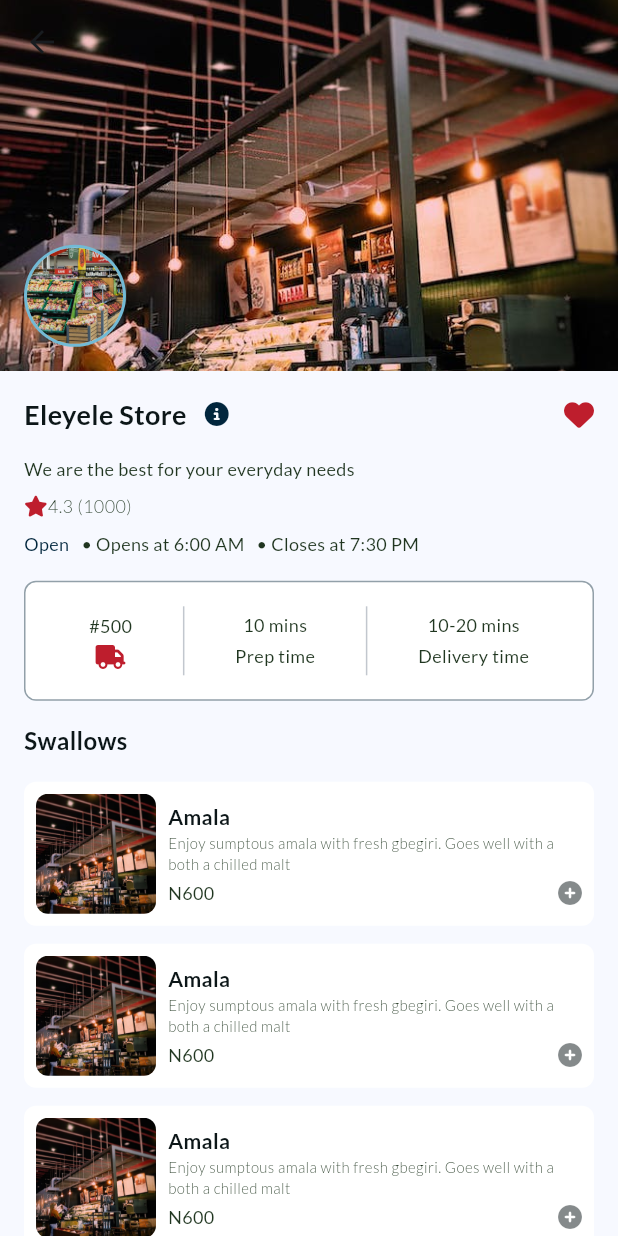
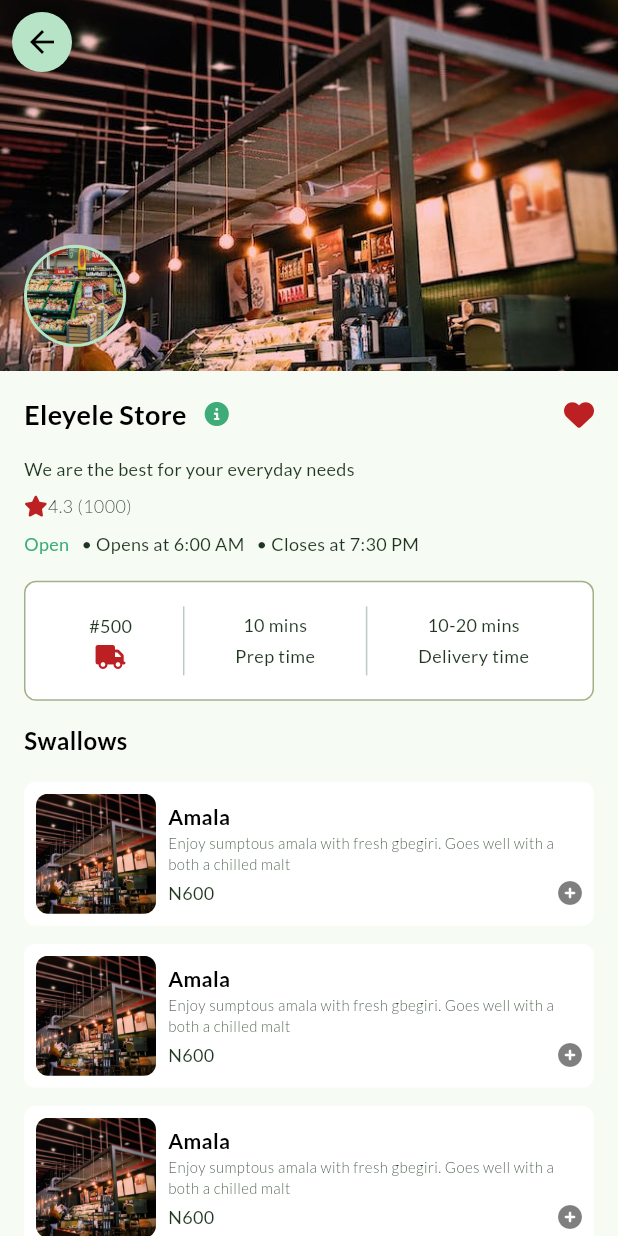
Before and after one commit to brosKunmi/fresh_life, a Flutter app: the HomePage screen opened directly, after a tap on "Eleyele Store", on a phone screen of 412 x 824 dp. Run offline on Flutter 3.47's test engine with Material 3 defaults, Android fonts, the phone set to English and light mode, and no system bars; our stand-ins replace carousel_slider, flutter_form_builder, flutter_svg, font_awesome_flutter, form_builder_validators, google_fonts; project files that could hold a hidden picture were left out.

Commit message:
updated since

```diff
--- a/lib/main.dart
+++ b/lib/main.dart
@@ -39,6 +39,7 @@ class MyApp extends StatelessWidget {
           ),
         ),
       ),
+      debugShowCheckedModeBanner: false,
       home: const OnboardingScreen(),
     );
   }
--- a/lib/repo/chat/views/widgets/chat_box.dart
+++ b/lib/repo/chat/views/widgets/chat_box.dart
@@ -46,7 +46,10 @@ class ChatBox extends StatelessWidget {
               isMe
                   ? 'Common, this app is so cool, I needed it like yesterday!'
                   : 'Hello Godwin! How may we help you today?',
-              style: AppConfig.sub().copyWith(fontSize: 12),
+              style: AppConfig.sub().copyWith(
+                fontSize: 12,
+                // color: !isMe ? Colors.white : AppConfig.appBlack,
+              ),
             ),
           ),
         ],
--- a/lib/repo/home/pages/home_view.dart
+++ b/lib/repo/home/pages/home_view.dart
@@ -6,7 +6,7 @@ import 'package:fresh_life/repo/market/views/pages/home_market_view.dart';
 import 'package:fresh_life/repo/transactions/views/pages/cart_checkout_page.dart';
 import 'package:fresh_life/utils/core/app_config.dart';
 import 'package:fresh_life/utils/core/doubles_config.dart';
-import 'package:fresh_life/utils/core/size_config.dart';
+// import 'package:fresh_life/utils/core/size_config.dart';
 
 class HomeView extends StatefulWidget {
   const HomeView({super.key});
@@ -33,17 +33,18 @@ class _HomeViewState extends State<HomeView>
         crossAxisAlignment: CrossAxisAlignment.start,
         children: [
           Padding(
-            padding: kPadding,
+            padding: kPadding.copyWith(bottom: 8, top: 0),
             child: Row(
-              mainAxisAlignment: MainAxisAlignment.spaceBetween,
+              mainAxisAlignment: MainAxisAlignment.end,
               crossAxisAlignment: CrossAxisAlignment.start,
               children: [
-                const HomeUserDeets(),
                 Row(
                   children: [
-                    const FaIcon(
-                      FontAwesomeIcons.bell,
-                      size: 18,
+                    const CircleAvatar(
+                      child: FaIcon(
+                        FontAwesomeIcons.bell,
+                        size: 18,
+                      ),
                     ),
                     const SizedBox(width: kSpacing),
                     GestureDetector(
@@ -52,10 +53,11 @@ class _HomeViewState extends State<HomeView>
                           builder: (_) => const CartCheckoutPage(),
                         ),
                       ),
-                      child: FaIcon(
-                        FontAwesomeIcons.cartShopping,
-                        size: 18,
-                        color: AppConfig.primaryColor,
+                      child: const CircleAvatar(
+                        child: FaIcon(
+                          FontAwesomeIcons.cartShopping,
+                          size: 18,
+                        ),
                       ),
                     ),
                   ],
@@ -63,9 +65,10 @@ class _HomeViewState extends State<HomeView>
               ],
             ),
           ),
-          SizedBox(
-            height: SizeConfig.gap(1, context),
-          ),
+          const HomeUserDeets(),
+          // SizedBox(
+          //   height: SizeConfig.gap(1, context),
+          // ),
           TabBar(
             labelColor: Colors.black,
             labelStyle: AppConfig.body(),
--- a/lib/repo/home/widgets/home_user_deets.dart
+++ b/lib/repo/home/widgets/home_user_deets.dart
@@ -1,8 +1,8 @@
 import 'package:flutter/material.dart';
-import 'package:font_awesome_flutter/font_awesome_flutter.dart';
+// import 'package:font_awesome_flutter/font_awesome_flutter.dart';
 import 'package:fresh_life/utils/core/app_config.dart';
 import 'package:fresh_life/utils/core/doubles_config.dart';
-import 'package:fresh_life/utils/core/size_config.dart';
+// import 'package:fresh_life/utils/core/size_config.dart';
 import 'package:fresh_life/utils/extensions/assets_strings.dart';
 
 class HomeUserDeets extends StatelessWidget {
@@ -12,30 +12,11 @@ class HomeUserDeets extends StatelessWidget {
 
   @override
   Widget build(BuildContext context) {
-    return Column(
+    return Padding(
+      padding: kPadding.copyWith(top: 0),
+      child: Column(
         crossAxisAlignment: CrossAxisAlignment.start,
         children: [
-        Row(
-          children: [
-            FaIcon(
-              FontAwesomeIcons.locationPinLock,
-              size: 14,
-              color: AppConfig.secBlack,
-            ),
-            const SizedBox(width: kHalfSpace),
-            Text(
-              "12, Oluwo Nla, Basorun",
-              style: AppConfig.sub().copyWith(fontSize: 12),
-            ),
-            const SizedBox(width: kHalfSpace / 2),
-            FaIcon(
-              FontAwesomeIcons.chevronDown,
-              size: 12,
-              color: AppConfig.secBlack,
-            ),
-          ],
-        ),
-        SizedBox(height: SizeConfig.gap(4, context)),
           Row(
             crossAxisAlignment: CrossAxisAlignment.start,
             children: [
@@ -50,18 +31,41 @@ class HomeUserDeets extends StatelessWidget {
                 children: [
                   Text(
                     'Hello, Godwin!',
-                  style: AppConfig.sub(),
+                    style: AppConfig.boldTitle().copyWith(fontSize: 16),
                   ),
                   const SizedBox(height: kHalfSpace / 2),
                   Text(
-                  'How may we help you today?',
-                  style: AppConfig.hint(),
+                    'How may we serve you today?',
+                    style: AppConfig.sub().copyWith(fontSize: 12),
                   ),
                 ],
               ),
             ],
           ),
+          // const SizedBox(height: kSpacing),
+          // Row(
+          //   children: [
+          //     FaIcon(
+          //       FontAwesomeIcons.locationPinLock,
+          //       size: 14,
+          //       color: AppConfig.primaryColor,
+          //     ),
+          //     const SizedBox(width: kHalfSpace),
+          //     Text(
+          //       "12, Oluwo Nla, Basorun",
+          //       style: AppConfig.sub().copyWith(fontSize: 12),
+          //     ),
+          //     const SizedBox(width: kHalfSpace / 2),
+          //     FaIcon(
+          //       FontAwesomeIcons.chevronDown,
+          //       size: 12,
+          //       color: AppConfig.secBlack,
+          //     ),
+          //   ],
+          // ),
+          // SizedBox(height: SizeConfig.gap(4, context)),
         ],
+      ),
     );
   }
 }
--- a/lib/repo/market/views/pages/item_desc_page.dart
+++ b/lib/repo/market/views/pages/item_desc_page.dart
@@ -76,9 +76,7 @@ class ItemDescPage extends StatelessWidget {
 }
 
 class ItemSidesTile extends StatelessWidget {
-  const ItemSidesTile({
-    super.key,
-  });
+  const ItemSidesTile({super.key});
 
   @override
   Widget build(BuildContext context) {
--- a/lib/repo/market/views/pages/store_prods_page.dart
+++ b/lib/repo/market/views/pages/store_prods_page.dart
@@ -4,6 +4,7 @@ import 'package:fresh_life/repo/market/views/widgets/product_tile.dart';
 import 'package:fresh_life/repo/market/views/widgets/store_deets_widgets.dart';
 import 'package:fresh_life/utils/core/app_config.dart';
 import 'package:fresh_life/utils/core/doubles_config.dart';
+import 'package:fresh_life/utils/widgets/fresh_buttons.dart';
 
 class StoreProdsPage extends StatelessWidget {
   const StoreProdsPage({super.key});
@@ -13,6 +14,7 @@ class StoreProdsPage extends StatelessWidget {
     return Scaffold(
       appBar: AppBar(
         backgroundColor: Colors.transparent,
+        leading: const CustomBack(),
       ),
       extendBodyBehindAppBar: true,
       body: SingleChildScrollView(
--- a/lib/repo/transactions/views/pages/cart_checkout_page.dart
+++ b/lib/repo/transactions/views/pages/cart_checkout_page.dart
@@ -29,7 +29,7 @@ class CartCheckoutPage extends StatelessWidget {
       ),
       body: SingleChildScrollView(
         padding: kPadding.copyWith(top: 8),
-        child: Column(
+        child: const Column(
           crossAxisAlignment: CrossAxisAlignment.start,
           children: [
             CheckoutCartList(),
--- a/lib/repo/transactions/views/pages/orders_page.dart
+++ b/lib/repo/transactions/views/pages/orders_page.dart
@@ -1,5 +1,7 @@
 import 'package:flutter/material.dart';
 import 'package:font_awesome_flutter/font_awesome_flutter.dart';
+import 'package:fresh_life/repo/transactions/views/widgets/order_history_tile.dart';
+import 'package:fresh_life/repo/transactions/views/widgets/service_his_tiles.dart';
 import 'package:fresh_life/repo/transactions/views/widgets/type_selector.dart';
 import 'package:fresh_life/utils/core/app_config.dart';
 import 'package:fresh_life/utils/core/doubles_config.dart';
@@ -15,6 +17,7 @@ class OrdersPage extends StatefulWidget {
 class _OrdersPageState extends State<OrdersPage>
     with SingleTickerProviderStateMixin {
   int picked = 0;
+
   @override
   Widget build(BuildContext context) {
     return SafeArea(
@@ -40,7 +43,7 @@ class _OrdersPageState extends State<OrdersPage>
             const SizedBox(height: kHalfSpace),
             Center(
               child: Text(
-                "All your orders will appear here. Click on ${"ReOrder"} to reorder same cart or service again ",
+                'All your orders will appear here. \nClick on "ReOrder" to order same cart or service again.',
                 textAlign: TextAlign.center,
                 style: AppConfig.sub(),
               ),
@@ -71,16 +74,15 @@ class _OrdersPageState extends State<OrdersPage>
               ),
             ),
             const SizedBox(height: kSpacing),
-            Column(
-              crossAxisAlignment: CrossAxisAlignment.start,
-              children: [
-                Text(
-                  "Eleyele Store",
-                  style: AppConfig.boldTitle()
-                      .copyWith(fontSize: 14, color: AppConfig.secBlack),
-                )
-              ],
-            ),
+            AnimatedSwitcher(
+              duration: const Duration(milliseconds: 200),
+              switchInCurve: Curves.easeInCirc,
+              switchOutCurve: Curves.easeInOutBack,
+              child: picked == 0
+                  ? const MarketOrderHistory()
+                  : const ServiceOrderHistory(),
+            )
+            // const MarketOrderHistory(),
           ],
         ),
       ),
--- /dev/null
+++ b/lib/repo/transactions/views/widgets/order_history_tile.dart
@@ -0,0 +1,97 @@
+import 'package:flutter/material.dart';
+import 'package:font_awesome_flutter/font_awesome_flutter.dart';
+import 'package:fresh_life/utils/core/app_config.dart';
+import 'package:fresh_life/utils/core/doubles_config.dart';
+import 'package:fresh_life/utils/extensions/assets_strings.dart';
+
+class OrderHisTile extends StatelessWidget {
+  const OrderHisTile({super.key});
+
+  @override
+  Widget build(BuildContext context) {
+    return Padding(
+      padding: const EdgeInsets.symmetric(vertical: 4.0),
+      child: Row(
+        crossAxisAlignment: CrossAxisAlignment.start,
+        children: [
+          CircleAvatar(
+            backgroundImage: AssetImage("shop1".png),
+            radius: 16,
+          ),
+          const SizedBox(width: 8),
+          Flexible(
+            flex: 2,
+            child: Column(
+              crossAxisAlignment: CrossAxisAlignment.start,
+              children: [
+                Text(
+                  "Eleyele Store",
+                  style: AppConfig.boldTitle()
+                      .copyWith(fontSize: 14, color: AppConfig.secBlack),
+                ),
+                const SizedBox(height: kHalfSpace),
+                Text(
+                  "Rice and Chicken, Beans and porridge, malt...",
+                  overflow: TextOverflow.ellipsis,
+                  style: AppConfig.sub().copyWith(fontSize: 10),
+                ),
+                const SizedBox(height: kHalfSpace),
+                Text(
+                  "Mon, May 26 ${String.fromCharCode(0x2022)} 20:00pm",
+                  style: AppConfig.sub().copyWith(fontSize: 10),
+                ),
+                const SizedBox(height: kHalfSpace),
+                Text(
+                  "Delivered",
+                  style: AppConfig.boldTitle().copyWith(fontSize: 12),
+                ),
+              ],
+            ),
+          ),
+          const Spacer(),
+          Column(
+            crossAxisAlignment: CrossAxisAlignment.end,
+            children: [
+              Text(
+                "10,000".withNaira,
+                style: AppConfig.boldTitle().copyWith(fontSize: 14),
+              ),
+              const SizedBox(height: kHalfSpace),
+              // SmallerButton(
+              //   text: "ReOrder",
+              //   onPressed: () {},
+              //   color: AppConfig.appGrey,
+              //   tcolor: AppConfig.secBlack,
+              // ),
+              IconButton(
+                onPressed: () {},
+                icon: const Icon(
+                  FontAwesomeIcons.arrowsRotate,
+                  size: 20,
+                ),
+              )
+            ],
+          ),
+        ],
+      ),
+    );
+  }
+}
+
+class MarketOrderHistory extends StatelessWidget {
+  const MarketOrderHistory({super.key});
+
+  @override
+  Widget build(BuildContext context) {
+    return ListView.separated(
+      separatorBuilder: (context, index) => const Divider(),
+      itemBuilder: (context, index) {
+        return const OrderHisTile();
+      },
+      shrinkWrap: true,
+      padding: const EdgeInsets.all(0),
+      physics: const NeverScrollableScrollPhysics(),
+      itemCount: 20,
+    );
+  }
+}
--- a/lib/repo/transactions/views/widgets/type_selector.dart
+++ b/lib/repo/transactions/views/widgets/type_selector.dart
@@ -24,7 +24,7 @@ class _TypeSelectorState extends State<TypeSelector> {
       onTap: widget.onTap,
       child: Container(
         alignment: Alignment.center,
-        padding: const EdgeInsets.symmetric(horizontal: 8.0, vertical: 2.0),
+        padding: const EdgeInsets.symmetric(horizontal: 8.0, vertical: 4.0),
         width: SizeConfig.width(context) * 0.4,
         decoration: BoxDecoration(
           color: widget.selected ? AppConfig.primaryColor : Colors.transparent,
--- a/lib/utils/core/app_config.dart
+++ b/lib/utils/core/app_config.dart
@@ -2,18 +2,18 @@ import 'package:flutter/material.dart';
 import 'package:google_fonts/google_fonts.dart';
 
 class AppConfig {
-  static Color get appBlack => const Color(0xff0c1618);
+  static Color get appBlack => const Color(0xfF000000);
 
   static Color get secBlack => const Color(0xf1132a13);
 
-  static Color get hintGrey => const Color.fromARGB(255, 146, 160, 169);
+  static Color get hintGrey => const Color(0xffA3B18A);
 
-  static Color get appGrey => const Color.fromARGB(255, 223, 233, 239);
+  static Color get appGrey => const Color(0xffDAD7CD);
 
-  static Color get primaryColor => const Color(0xff01263d);
-  static Color get lightPrimary => const Color(0xff72bad5);
+  static Color get primaryColor => const Color(0xff3DAC78);
+  static Color get lightPrimary => const Color(0xffB7E4C7);
 
-  static Color get secColor => const Color(0xffbe1e2d);
+  static Color get secColor => const Color(0xffBC2023);
 
   static TextStyle body() => GoogleFonts.manrope(
         fontSize: 16,
--- a/lib/utils/widgets/fresh_buttons.dart
+++ b/lib/utils/widgets/fresh_buttons.dart
@@ -71,11 +71,13 @@ class SmallerButton extends StatelessWidget {
     required this.text,
     required this.onPressed,
     this.color,
+    this.tcolor,
   });
 
   final String text;
   final VoidCallback onPressed;
   final Color? color;
+  final Color? tcolor;
 
   @override
   Widget build(BuildContext context) {
@@ -89,8 +91,25 @@ class SmallerButton extends StatelessWidget {
       ),
       child: Text(
         text,
-        style: AppConfig.button1().copyWith(fontSize: 12, color: Colors.white),
+        style: AppConfig.button1()
+            .copyWith(fontSize: 12, color: tcolor ?? Colors.white, height: 1.2),
       ),
     );
   }
 }
+
+class CustomBack extends StatelessWidget {
+  const CustomBack({super.key});
+
+  @override
+  Widget build(BuildContext context) {
+    return Padding(
+      padding: const EdgeInsets.all(8.0),
+      child: CircleAvatar(
+        backgroundColor: AppConfig.lightPrimary,
+        radius: 20,
+        child: BackButton(color: AppConfig.appBlack),
+      ),
+    );
+  }
+}
```
Also changed, not shown: lib/repo/fresh_service/views/pages/cleaning_service_page.dart (added, +46 -0 lines), lib/repo/fresh_service/views/widgets/home_grid.dart (+37 -40 lines), lib/repo/transactions/views/pages/wallet_page.dart (+5 -3 lines), lib/repo/transactions/views/widgets/service_his_tiles.dart (added, +92 -0 lines), lib/repo/user/views/pages/profile/profile_page.dart (+9 -2 lines), assets/icons/chats-chat-svgrepo-com.svg (added), assets/icons/gift.svg, assets/icons/laundry.svg, pubspec.lock. Lines whose indentation alone changed are shown as unchanged.
